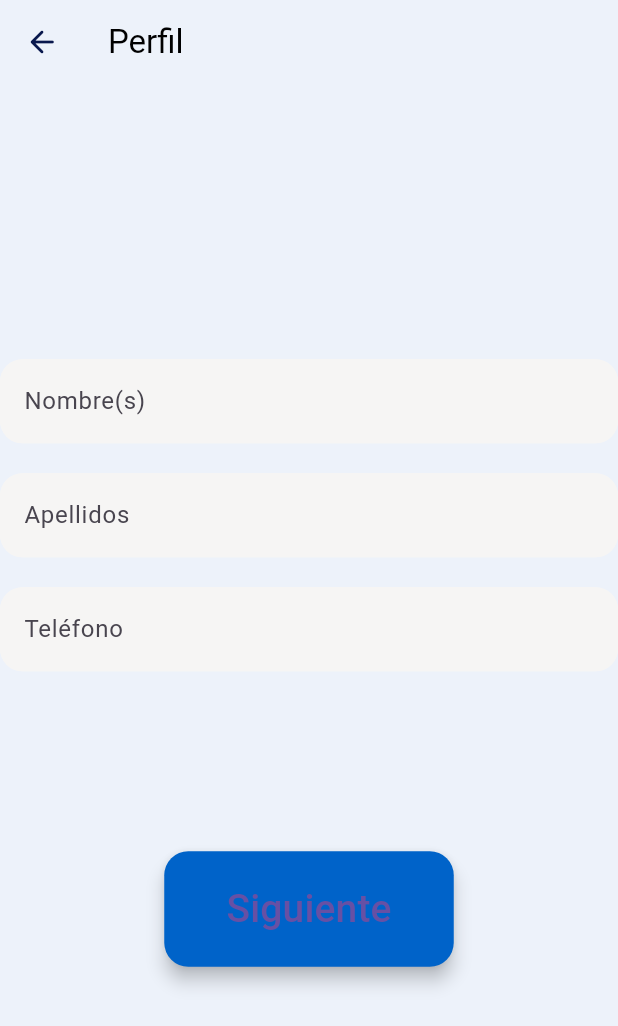
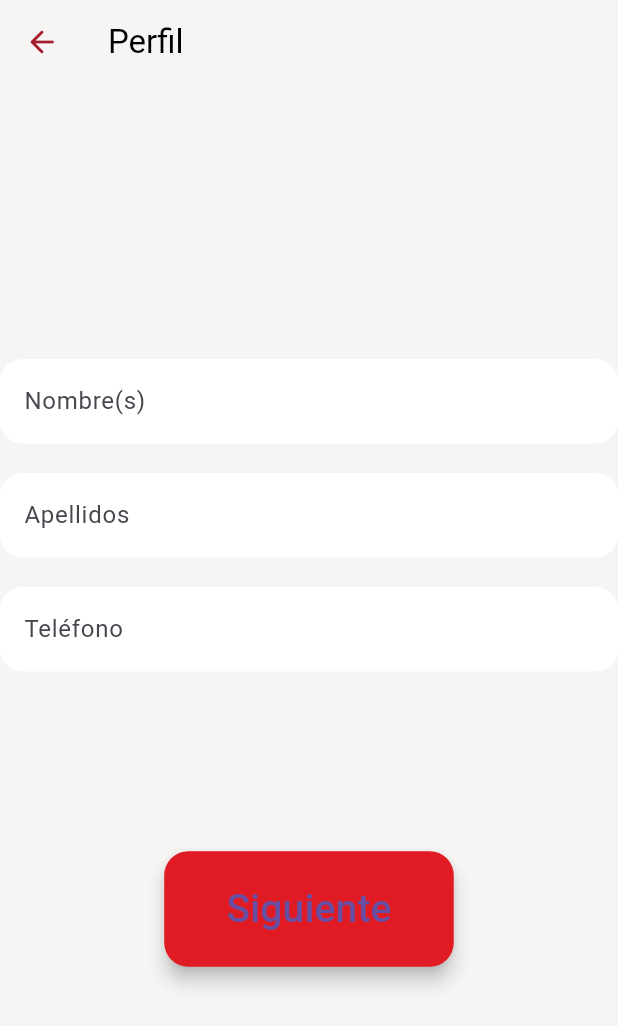
Before and after one commit to lortega14/appmedicamentos-main, a Flutter app: the EditProfile screen opened directly, on a phone screen of 412 x 824 dp. Shown: the top 1026 px of the screen. Run offline on Flutter 3.47's test engine with Material 3 defaults, Android fonts, the phone set to English and light mode, and no system bars; our stand-ins replace dropdown_textfield, flutter_local_notifications, google_maps_flutter, mask_text_input_formatter, page_transition, sqflite and 1 more; missing offline and left inert: flutter_alarm_clock; accounts and stored records are empty.

Commit message:
Solución Mapa y Correción Color
Faltaba la key de googlemaps
También, faltaron los nuevos colores para la pantalla de edición de perfil

```diff
--- a/lib/pages/profile/edit_profile.dart
+++ b/lib/pages/profile/edit_profile.dart
@@ -1,3 +1,4 @@
+import 'package:app_medicamentos/utils/singleton.dart';
 import 'package:flutter/material.dart';
 import 'package:app_medicamentos/pages/home_page.dart';
 import 'package:app_medicamentos/pages/profile/profile_page.dart';
@@ -14,11 +15,13 @@ class EditProfile extends StatefulWidget {
 }
 
 class _EditProfile extends State <EditProfile> {
+  Singleton singleton = Singleton();
+
   @override
   Widget build(BuildContext context) {
     return Scaffold(
       resizeToAvoidBottomInset: false,
-      backgroundColor: Color(0xFFEDF2FA),
+      backgroundColor: Color(0xFFF6F5F4),
       appBar: PreferredSize(
         preferredSize: Size.fromHeight(60),
         child: AppBar(
@@ -29,7 +32,7 @@ class _EditProfile extends State <EditProfile> {
             ),
           ),
           leading: IconButton(
-            icon: const Icon(Icons.arrow_back_rounded, color: Color(0xFF09184D)),
+            icon: Icon(Icons.arrow_back_rounded, color: singleton.interfazColores.getColorDark()),
             onPressed: () {
               Navigator.pushAndRemoveUntil <dynamic>(
                 context,
@@ -41,7 +44,7 @@ class _EditProfile extends State <EditProfile> {
             },
           ),
           actions: const [],
-          backgroundColor: const Color(0xFFEDF2FA),
+          backgroundColor: Color(0xFFF6F5F4),
           automaticallyImplyLeading: false,
           centerTitle: false,
           elevation: 0,
@@ -60,13 +63,13 @@ class _EditProfile extends State <EditProfile> {
               enabledBorder: OutlineInputBorder(
                   borderRadius: BorderRadius.circular(15),
                   borderSide: const BorderSide(
-                      color: Color(0xFFF6F5F4),
+                      color: Color(0xFFFFFFFF),
                       width: 1,
                       style: BorderStyle.solid
                   )
               ),
               filled: true,
-              fillColor: Color(0xFFF6F5F4),
+              fillColor: Color(0xFFFFFFFF),
               hintText: 'Nombre(s)',
             ),
           ),
@@ -79,14 +82,14 @@ class _EditProfile extends State <EditProfile> {
               enabledBorder: OutlineInputBorder(
                   borderRadius: BorderRadius.circular(15),
                   borderSide: const BorderSide(
-                      color: Color(0xFFF6F5F4),
+                      color: Color(0xFFFFFFFF),
                       width: 1,
                       style: BorderStyle.solid
 
                   )
               ),
               filled: true,
-              fillColor: Color(0xFFF6F5F4),
+              fillColor: Color(0xFFFFFFFF),
               hintText: 'Apellidos',
             ),
           ),
@@ -99,14 +102,14 @@ class _EditProfile extends State <EditProfile> {
               enabledBorder: OutlineInputBorder(
                   borderRadius: BorderRadius.circular(15),
                   borderSide: const BorderSide(
-                      color: Color(0xFFF6F5F4),
+                      color: Color(0xFFFFFFFF),
                       width: 1,
                       style: BorderStyle.solid
 
                   )
               ),
               filled: true,
-              fillColor: Color(0xFFF6F5F4),
+              fillColor: Color(0xFFFFFFFF),
               hintText: 'Teléfono',
             ),
           ),
@@ -130,7 +133,7 @@ class _EditProfile extends State <EditProfile> {
                   );
                 },
                 style: ElevatedButton.styleFrom(
-                    backgroundColor: Color(0xFF0063C9),
+                    backgroundColor: singleton.interfazColores.getColorNeutral(),
                     elevation: 5,
                     shape: RoundedRectangleBorder(
                       borderRadius: BorderRadius.circular(16),
```
Also changed, not shown: 1 other file.
